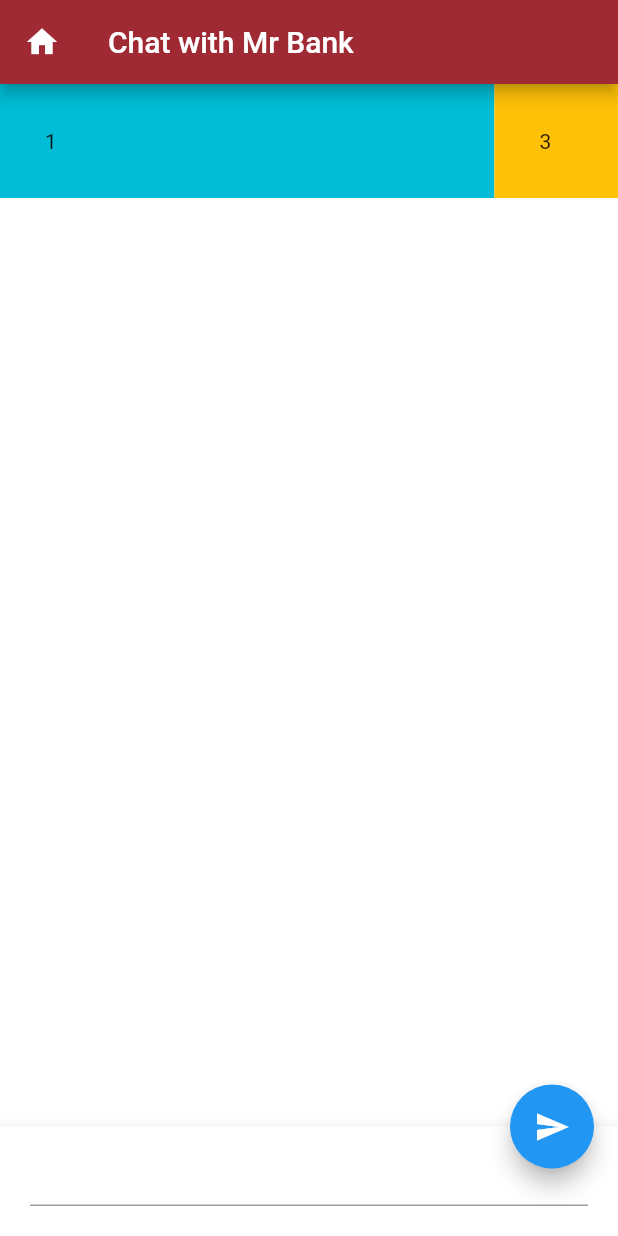
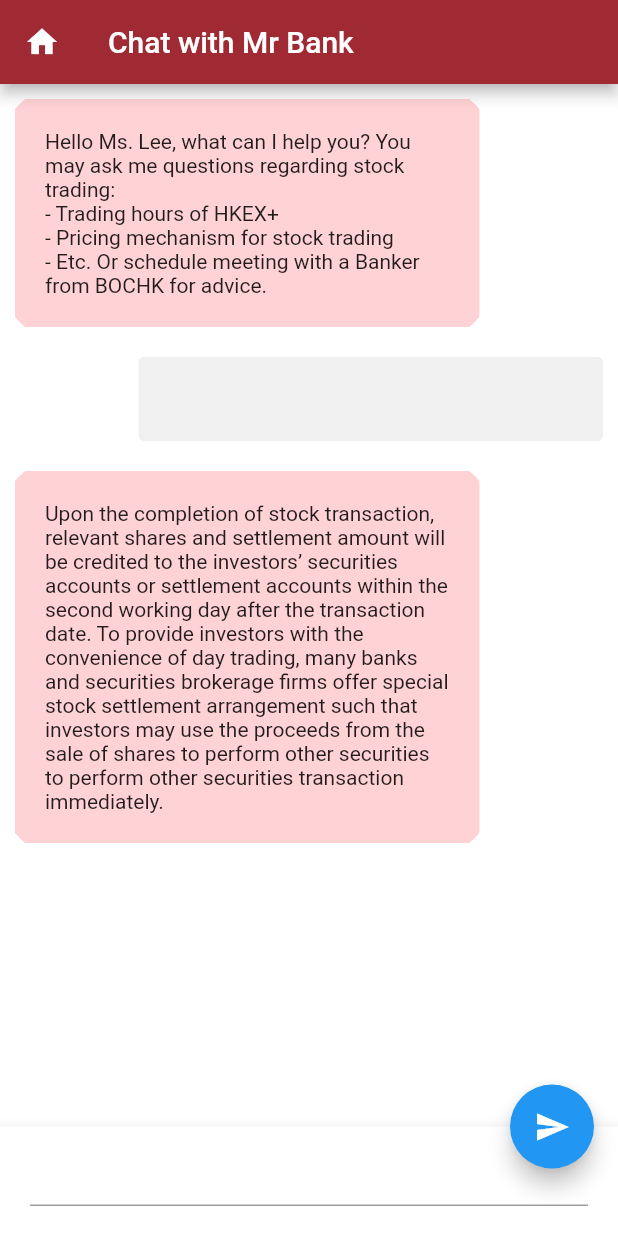
Before and after one commit to andyeung523/BocInvestSeed, a Flutter app: the Chatbot screen opened directly, after a tap on the "send" icon, on a phone screen of 412 x 824 dp. Run offline on Flutter 3.47's test engine with Material 2 defaults, Android fonts, the phone set to English and light mode, and no system bars; our stand-ins replace flutter_login, flutter_spinkit, font_awesome_flutter; missing offline and left inert: dart:ffi, oauth2.

Commit message:
chatbot_hardcode

```diff
--- a/lib/page/chatbot_page.dart
+++ b/lib/page/chatbot_page.dart
@@ -11,9 +11,24 @@ class Chatbot extends StatefulWidget {
 
 class _ChatbotState extends State<Chatbot> {
 
+  @override
+  void initState() {
+    super.initState();
+  }
+
+  String question1 = " ";
+  String ans1 = " ";
+  Color color1 = Colors.transparent;
+  Color ansColor1 = Colors.transparent;
+  Color ansColor2 = Colors.transparent;
+  Color color2 = Colors.transparent;
+  String question2 = " ";
+  String ans2 = " ";
+
+
   List<Message> message = [
-    Message('test1'),
-    Message('test2'),
+    Message('Hello Ms. Lee, what can I help you? You may ask me questions regarding stock trading: \n-	Trading hours of HKEX+ \n-	Pricing mechanism for stock trading \n-	Etc. Or schedule meeting with a Banker from BOCHK for advice. '),
+    Message('Upon the completion of stock transaction, relevant shares and settlement amount will be credited to the investors’ securities accounts or settlement accounts within the second working day after the transaction date. To provide investors with the convenience of day trading, many banks and securities brokerage firms offer special stock settlement arrangement such that investors may use the proceeds from the sale of shares to perform other securities to perform other securities transaction immediately.'),
     Message('test3'),
     Message('test4'),
   ];
@@ -59,37 +74,42 @@ class _ChatbotState extends State<Chatbot> {
 
       floatingActionButton:
         FloatingActionButton(
-
-
         // When the user presses the button, show an alert dialog containing
         // the text that the user has entered into the text field.
         onPressed: () {
-          return showDialog(
-            context: context,
-            builder: (context) {
-              return AlertDialog(
-                // Retrieve the text the that user has entered by using the
-                // TextEditingController.
-                content: Text(myController.text),
-              );
+          // Message m = new Message(myController.text);
+          setState(() {
+            color1 = Color.fromRGBO(240, 240, 240, 1);
+            question1 = myController.text;
+            ansColor1 = Color.fromRGBO(255, 210, 213, 1);
+            ans1 = message[1].message;
+            myController.clear();
+          });
+          // message.add(myController.text);
+
         },
-          );
-        },
-        tooltip: 'Show me the value!',
+        // tooltip: 'Show me the value!',
         child: Icon(
           Icons.send,
           color: Colors.white,
         ),
       ),
 
-      body: Row(
+      body: SingleChildScrollView(
+              child: Column(
+          children: <Widget>[
+            Row(
               children: <Widget>[
                 Expanded(
                   flex: 4,
-            child: Container(
-              padding: EdgeInsets.all(30.0),
-              color: Colors.cyan,
-              child: Text('1'),
+                  child: ClipRRect(
+                    borderRadius: BorderRadius.circular(45.0),
+                  child: new Container(
+                    margin: EdgeInsets.fromLTRB(10, 10, 10, 10),
+                    padding: EdgeInsets.all(20.0),
+                    color: Color.fromRGBO(255, 210, 213, 1),
+                    child: Text('${message[0].message}'),
+                  ),
                   ),
                 ),
 
@@ -97,11 +117,140 @@ class _ChatbotState extends State<Chatbot> {
                   flex: 1,
                   child: Container(
                     padding: EdgeInsets.all(30.0),
-              color: Colors.amber,
-              child: Text('3'),
+                    color: Colors.transparent,
+                    child: Text(' '),
                   ),
                 ),
               ],
+            ),
+            //row 2
+            Row(
+              children: <Widget>[
+                Expanded(
+                  flex: 1,
+                  child: ClipRRect(
+                    borderRadius: BorderRadius.circular(45.0),
+                  child: new Container(
+                    margin: EdgeInsets.fromLTRB(10, 10, 10, 10),
+                    padding: EdgeInsets.all(20.0),
+                    color: Colors.transparent,
+                    child: Text(' '),
+                  ),
+                  ),
+                ),
+
+                Expanded(
+                  flex: 4,
+                  child: ClipRRect(
+                    borderRadius: BorderRadius.circular(45.0),
+                  child: new Container(
+                    margin: EdgeInsets.fromLTRB(10, 10, 10, 10),
+                    padding: EdgeInsets.all(20.0),
+                    color: color1,
+                    child: Text('$question1'),
+                  ),
+                  ),
+                ),
+              ],
+            ),
+
+            //row3
+            Row(
+              children: <Widget>[
+                Expanded(
+                  flex: 4,
+                  child: ClipRRect(
+                    borderRadius: BorderRadius.circular(45.0),
+                  child: new Container(
+                    margin: EdgeInsets.fromLTRB(10, 10, 10, 10),
+                    padding: EdgeInsets.all(20.0),
+                    color: ansColor1,
+                    child: Text('$ans1'),
+                  ),
+                  ),
+                ),
+
+                Expanded(
+                  flex: 1,
+                  child: ClipRRect(
+                    borderRadius: BorderRadius.circular(45.0),
+                  child: new Container(
+                    margin: EdgeInsets.fromLTRB(10, 10, 10, 10),
+                    padding: EdgeInsets.all(20.0),
+                    color: Colors.transparent,
+                    child: Text(""),
+                  ),
+                  ),
+                ),
+              ],
+            ),
+
+            // row 4
+            Row(
+              children: <Widget>[
+                Expanded(
+                  flex: 1,
+                  child: ClipRRect(
+                    borderRadius: BorderRadius.circular(45.0),
+                  child: new Container(
+                    margin: EdgeInsets.fromLTRB(10, 10, 10, 10),
+                    padding: EdgeInsets.all(20.0),
+                    color: Colors.transparent,
+                    child: Text(' '),
+                  ),
+                  ),
+                ),
+
+                Expanded(
+                  flex: 4,
+                  child: ClipRRect(
+                    borderRadius: BorderRadius.circular(45.0),
+                  child: new Container(
+                    margin: EdgeInsets.fromLTRB(10, 10, 10, 10),
+                    padding: EdgeInsets.all(20.0),
+                    color: color2,
+                    child: Text('$question2'),
+                  ),
+                  ),
+                ),
+              ],
+            ),
+
+            // row 5
+            Row(
+              children: <Widget>[
+                Expanded(
+                  flex: 4,
+                  child: ClipRRect(
+                    borderRadius: BorderRadius.circular(45.0),
+                  child: new Container(
+                    margin: EdgeInsets.fromLTRB(10, 10, 10, 10),
+                    padding: EdgeInsets.all(20.0),
+                    color: ansColor2,
+                    child: Text('$ans2'),
+                  ),
+                  ),
+                ),
+
+                Expanded(
+                  flex: 1,
+                  child: ClipRRect(
+                    borderRadius: BorderRadius.circular(45.0),
+                  child: new Container(
+                    margin: EdgeInsets.fromLTRB(10, 10, 10, 10),
+                    padding: EdgeInsets.all(20.0),
+                    color: Colors.transparent,
+                    child: Text(""),
+                  ),
+                  ),
+                ),
+              ],
+            ),
+
+
+
+          ],
+        ),
       ),
 
 
```
Lines whose indentation alone changed are shown as unchanged.
